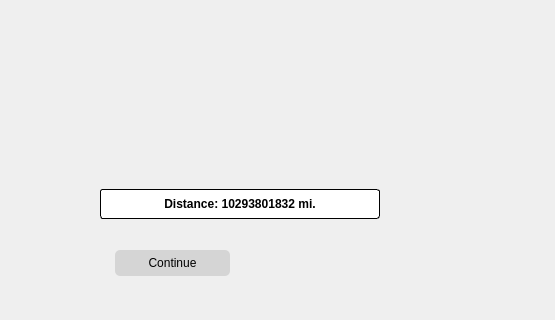
Before: the Qt Designer form app/src/views/mapview.ui in minorleaguegrayonassociates/GrayonSlam, drawn with Qt 5; both pictures show x 155 to 710 and y 280 to 600 of the 710 by 600 pixel window.
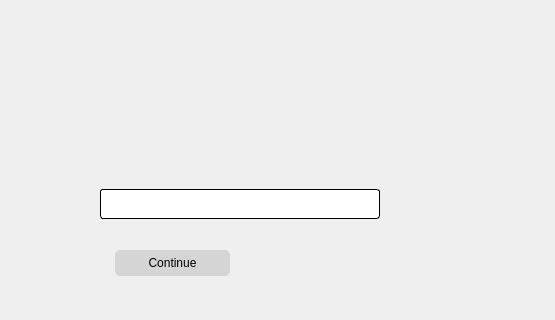
After: the same form once the commit is applied. Icons and pictures are not drawn.

Commit message: Remove default text from ui

The edit to the form file:
```diff
--- a/app/src/views/mapview.ui
+++ b/app/src/views/mapview.ui
@@ -46,7 +46,7 @@
      </rect>
     </property>
     <property name="text">
-     <string>Distance: 10293801832 mi.</string>
+     <string/>
     </property>
     <property name="alignment">
      <set>Qt::AlignCenter</set>
```
